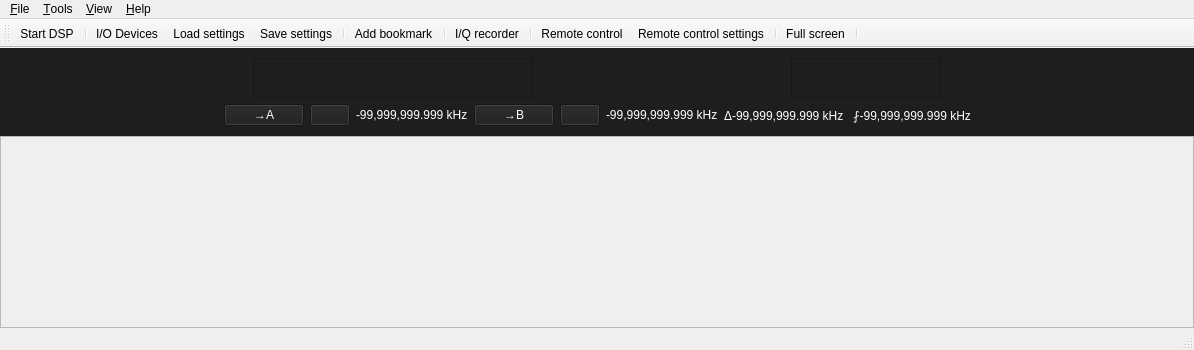
Old version of the form src/applications/gqrx/mainwindow.ui in the repository imyoric/gqrxByDSActivity.
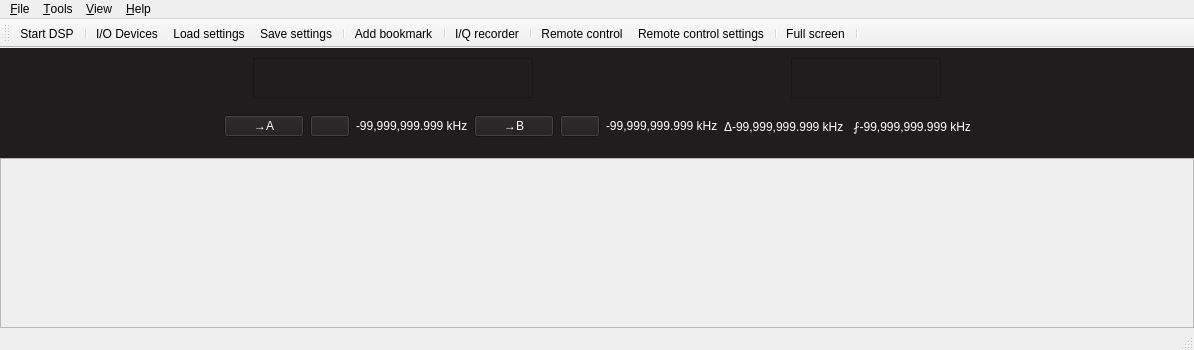
New version of the form. Icons and pictures are not drawn. Custom widgets are drawn as their Qt base class.

The edit to the form file:
```diff
--- a/src/applications/gqrx/mainwindow.ui
+++ b/src/applications/gqrx/mainwindow.ui
@@ -172,7 +172,8 @@
           </layout>
          </item>
          <item>
-          <layout class="QHBoxLayout" name="horizontalLayout">
+          <widget class="QFrame" name="markerFrame">
+           <layout class="QHBoxLayout" name="markerHBox">
            <item>
             <spacer name="horizontalSpacer_2">
              <property name="orientation">
@@ -305,6 +306,7 @@
             </spacer>
            </item>
           </layout>
+          </widget>
          </item>
         </layout>
        </item>
```
Lines whose indentation alone changed are shown as unchanged.
